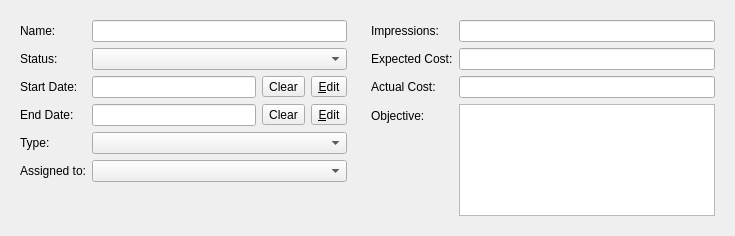
Old version of the form client/src/details/campaigndetails.ui in the repository KDAB/FatCRM.
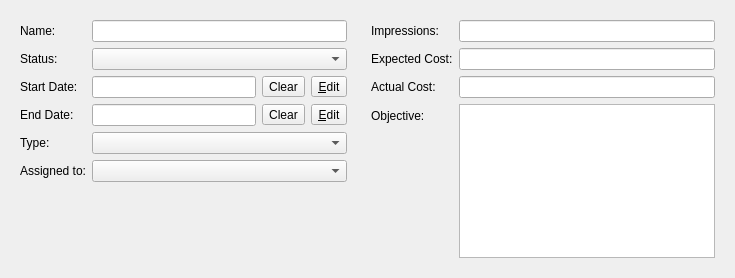
New version of the form. Custom widgets are drawn as their Qt base class.

Commit message:
details: Do not insert tabs in text edits
Instead use it to jump to the next input field, much more useful...

```diff
--- a/client/src/details/campaigndetails.ui
+++ b/client/src/details/campaigndetails.ui
@@ -7,7 +7,7 @@
     <x>0</x>
     <y>0</y>
     <width>735</width>
-    <height>236</height>
+    <height>278</height>
    </rect>
   </property>
   <property name="windowTitle">
```
Left out of the diff: 6 changed lines with no effect on the pictures. The commit also changes 3 other files.
